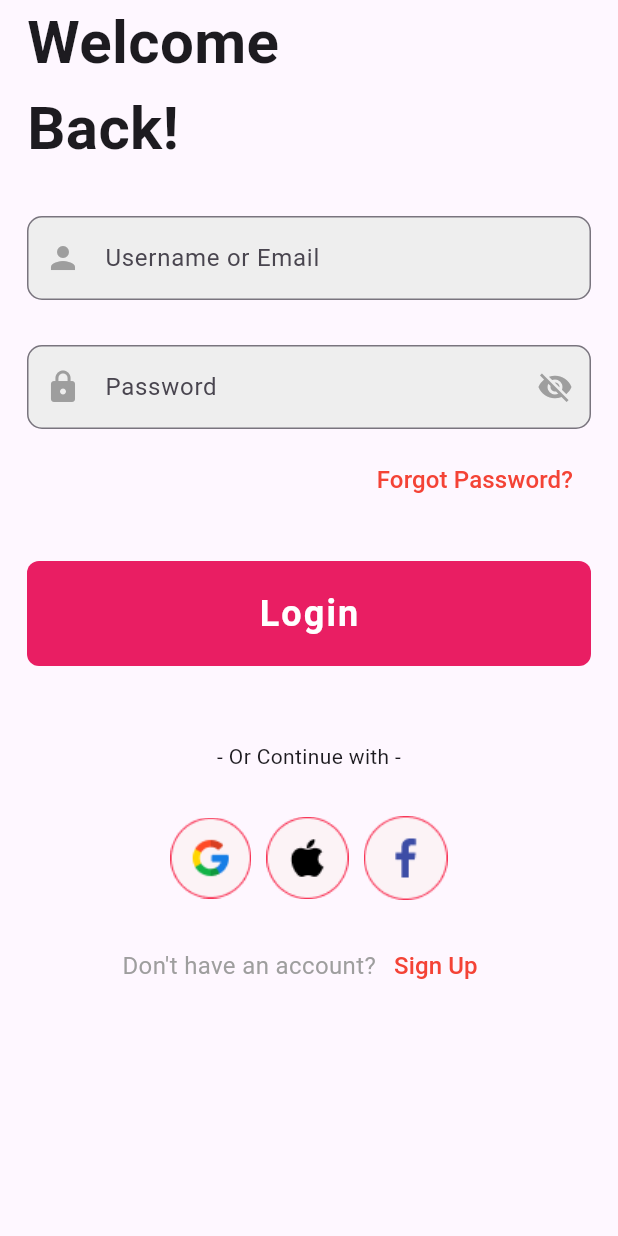
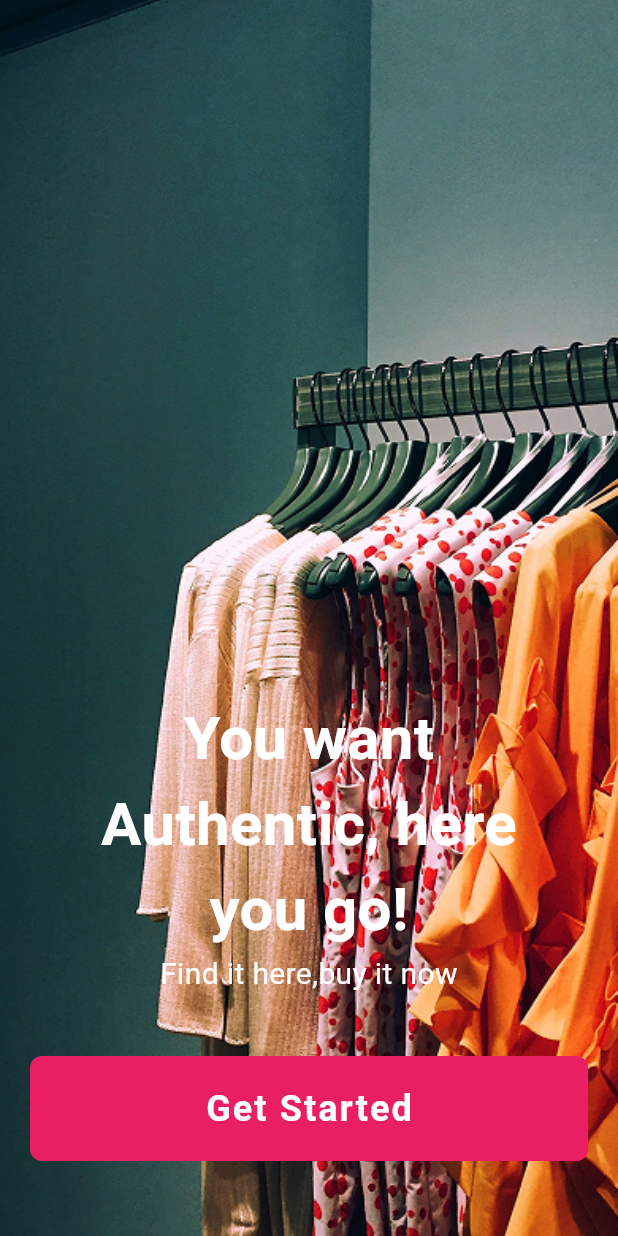
Before and after one commit to iamfarazbaloch/ecom_ui_kit, a Flutter app: the screen it shows after launch, after a tap on "Skip", after a tap on "Login", on a phone screen of 412 x 824 dp. Run offline on Flutter 3.47's test engine with Material 3 defaults, Android fonts, the phone set to English and light mode, and no system bars; our stand-ins replace gap, smooth_page_indicator.

Commit message:
get started page

```diff
--- /dev/null
+++ b/lib/pages/get_started_page.dart
@@ -0,0 +1,57 @@
+import 'package:ecom_ui_kit/widgets/my_button.dart';
+import 'package:flutter/material.dart';
+import 'package:gap/gap.dart';
+
+class GetStartedPage extends StatelessWidget {
+  const GetStartedPage({super.key});
+
+  @override
+  Widget build(BuildContext context) {
+    return Scaffold(
+      body: Stack(
+        children: [
+          Container(
+            decoration: const BoxDecoration(
+              image: DecorationImage(
+                image: AssetImage('assets/images/get.png'),
+                fit: BoxFit.cover,
+              ),
+            ),
+          ),
+
+          Positioned(
+            bottom: 50,
+            left: 20,
+            right: 20,
+            child: Column(
+              mainAxisSize: MainAxisSize.min,
+              children: [
+                const Text(
+                  'You want\nAuthentic, here\nyou go!',
+                  textAlign: TextAlign.center,
+                  style: TextStyle(
+                    fontSize: 40,
+                    color: Colors.white,
+                    fontWeight: FontWeight.bold,
+                  ),
+                ),
+                const Text(
+                  'Find it here,buy it now',
+                  textAlign: TextAlign.center,
+                  style: TextStyle(fontSize: 20, color: Colors.white),
+                ),
+                Gap(40),
+                MyButton(
+                  text: 'Get Started',
+                  onTap: () {
+                    // Navigate or handle start
+                  },
+                ),
+              ],
+            ),
+          ),
+        ],
+      ),
+    );
+  }
+}
--- a/lib/pages/login_page.dart
+++ b/lib/pages/login_page.dart
@@ -1,3 +1,4 @@
+import 'package:ecom_ui_kit/pages/get_started_page.dart';
 import 'package:ecom_ui_kit/widgets/my_button.dart';
 import 'package:ecom_ui_kit/widgets/my_search_field.dart';
 import 'package:flutter/material.dart';
@@ -57,7 +58,15 @@ class LoginPage extends StatelessWidget {
                 ],
               ),
               Gap(30),
-              MyButton(text: 'Login', onTap: () {}),
+              MyButton(
+                text: 'Login',
+                onTap: () {
+                  Navigator.push(
+                    context,
+                    MaterialPageRoute(builder: (context) => GetStartedPage()),
+                  );
+                },
+              ),
               Gap(50),
               Center(child: Text('- Or Continue with -')),
               Gap(30),
```
